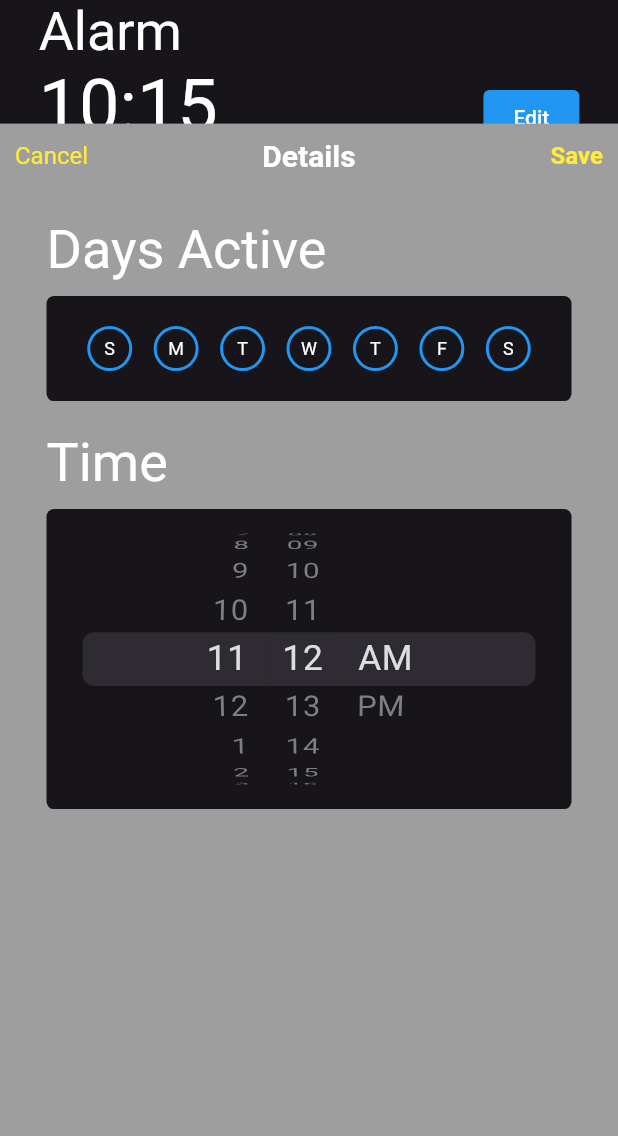
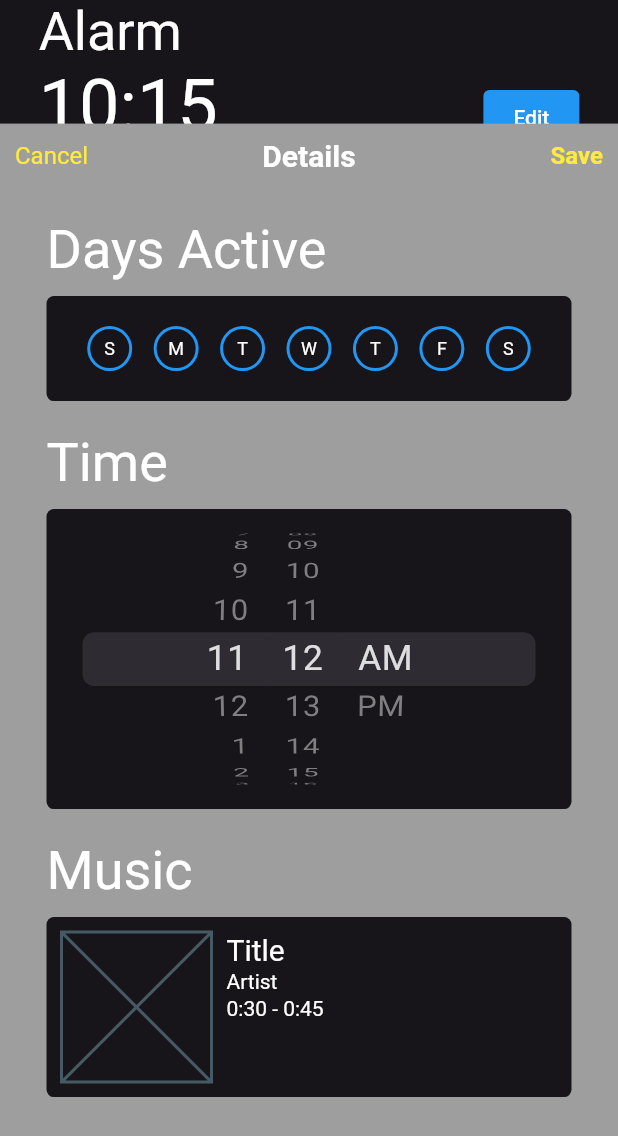
Before and after one commit to RabowNicholas/fife, a Flutter app: the screen it shows after launch, after a tap on "Edit", on a phone screen of 412 x 824 dp. Shown: the top 1136 px of the screen. Run offline on Flutter 3.47's test engine with Material 2 defaults, Android fonts, the light colour scheme and no system bars; our stand-ins replace equatable, get_it; Roboto replaces fonts that are missing (Good Sans).

Commit message:
music section

```diff
--- a/lib/alarm/edit_alarm_sheet.dart
+++ b/lib/alarm/edit_alarm_sheet.dart
@@ -17,7 +17,8 @@ class EditAlarmSheet extends StatelessWidget {
         children: Spacing.spaceBetween([
           _header(context),
           _daysActive,
-          _editDetails,
+          _time,
+          _music,
         ], 20),
       ),
     );
@@ -97,7 +98,7 @@ class EditAlarmSheet extends StatelessWidget {
     );
   }
 
-  Widget get _editDetails {
+  Widget get _time {
     return Column(
       crossAxisAlignment: CrossAxisAlignment.start,
       children: Spacing.spaceBetween([
@@ -115,6 +116,58 @@ class EditAlarmSheet extends StatelessWidget {
           child: CupertinoDatePicker(
             onDateTimeChanged: (_) {},
             mode: CupertinoDatePickerMode.time,
+          ),
+        ),
+      ], 10),
+    );
+  }
+
+  Widget get _music {
+    return Column(
+      crossAxisAlignment: CrossAxisAlignment.start,
+      children: Spacing.spaceBetween([
+        TextWriter(
+          text: 'Music',
+          style: FifeTheme().textScheme.large,
+        ),
+        Container(
+          width: 350,
+          padding: const EdgeInsets.all(10),
+          decoration: BoxDecoration(
+            borderRadius: BorderRadius.circular(5),
+            color: FifeTheme().colorScheme.background,
+          ),
+          child: ClickableWidget(
+            onTap: () {},
+            child: Row(
+              crossAxisAlignment: CrossAxisAlignment.start,
+              children: [
+                const SizedBox(
+                  width: 100,
+                  height: 100,
+                  child: Placeholder(),
+                ),
+                const SizedBox(width: 10),
+                Expanded(
+                  flex: 3,
+                  child: Column(
+                    crossAxisAlignment: CrossAxisAlignment.start,
+                    children: Spacing.spaceBetween([
+                      TextWriter(
+                        text: 'Title',
+                        style: FifeTheme().textScheme.medium,
+                      ),
+                      const TextWriter(
+                        text: 'Artist',
+                      ),
+                      const TextWriter(
+                        text: '0:30 - 0:45',
+                      ),
+                    ], 2),
+                  ),
+                ),
+              ],
+            ),
           ),
         ),
       ], 10),
```
